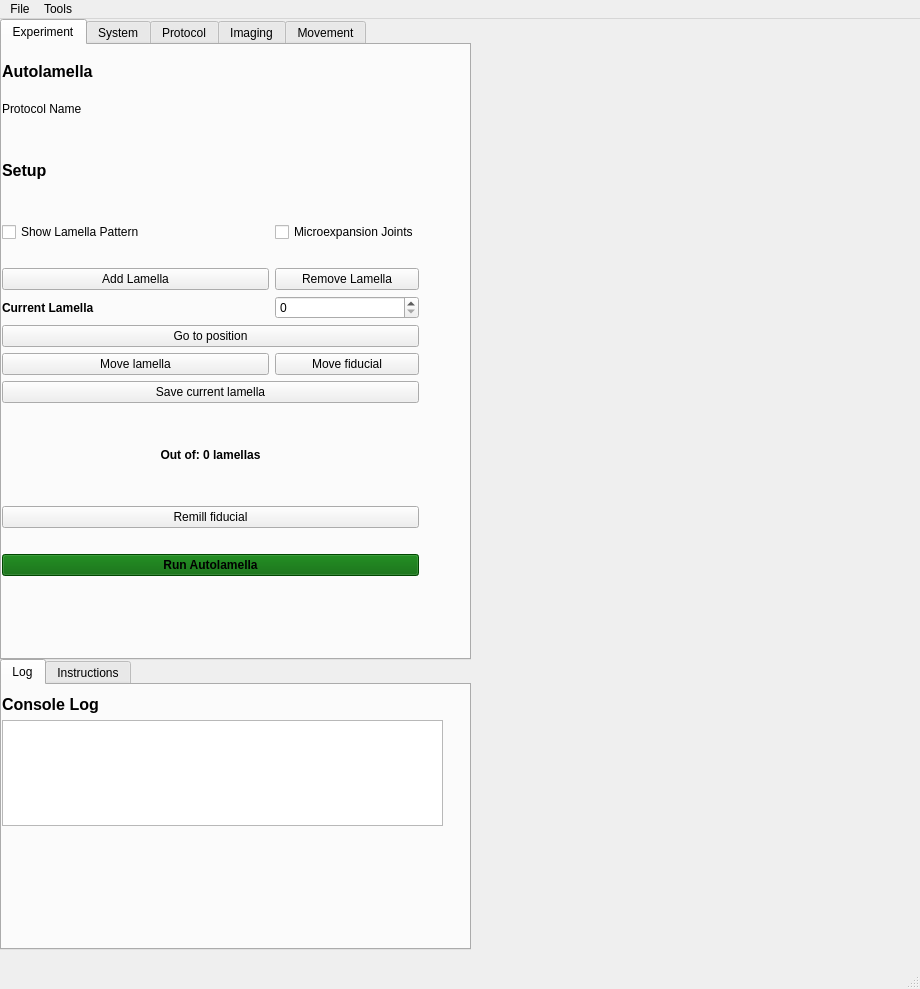
DeMarcoLab/autolamella, file autolamella/ui/UI.ui: the form before one commit.
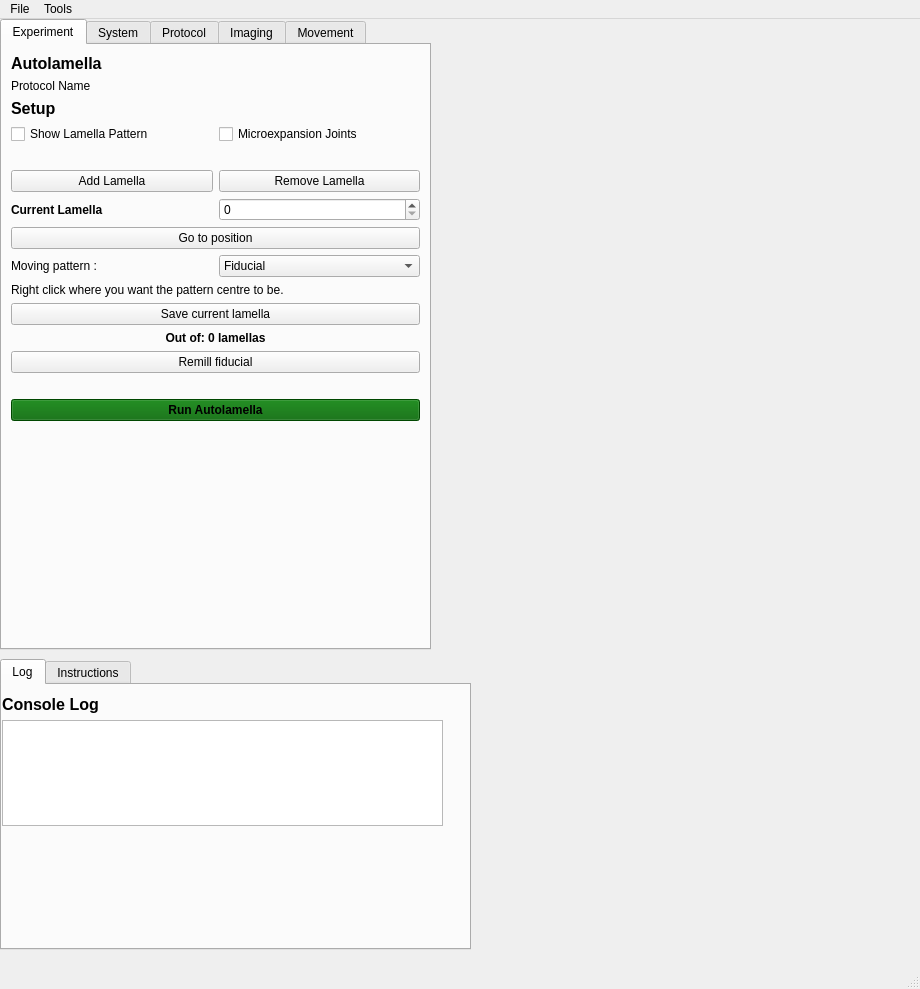
The form after the commit. The open tabs and pages were chosen to show the change.

Commit message: chnaged how to move fiducial

Patch:
```diff
--- a/autolamella/ui/UI.ui
+++ b/autolamella/ui/UI.ui
@@ -28,8 +28,8 @@
      <rect>
       <x>0</x>
       <y>0</y>
-      <width>471</width>
-      <height>641</height>
+      <width>431</width>
+      <height>631</height>
      </rect>
     </property>
     <property name="currentIndex">
@@ -39,81 +39,16 @@
      <attribute name="title">
       <string>Experiment</string>
      </attribute>
-     <widget class="QWidget" name="gridLayoutWidget_2">
-      <property name="geometry">
-       <rect>
-        <x>0</x>
-        <y>10</y>
-        <width>421</width>
-        <height>69</height>
-       </rect>
-      </property>
-      <layout class="QGridLayout" name="gridLayout_2">
-       <item row="1" column="0">
-        <widget class="QLabel" name="label_8">
-         <property name="text">
-          <string>Protocol Name</string>
-         </property>
-        </widget>
-       </item>
-       <item row="0" column="0">
-        <widget class="QLabel" name="label_11">
-         <property name="font">
-          <font>
-           <pointsize>12</pointsize>
-           <weight>75</weight>
-           <bold>true</bold>
-          </font>
-         </property>
-         <property name="text">
-          <string>Autolamella</string>
-         </property>
-         <property name="alignment">
-          <set>Qt::AlignLeading|Qt::AlignLeft|Qt::AlignVCenter</set>
-         </property>
-        </widget>
-       </item>
-       <item row="1" column="1">
-        <widget class="QLabel" name="protocol_txt">
-         <property name="text">
-          <string/>
-         </property>
-        </widget>
-       </item>
-      </layout>
-     </widget>
-     <widget class="QWidget" name="gridLayoutWidget">
-      <property name="geometry">
-       <rect>
-        <x>0</x>
-        <y>80</y>
-        <width>417</width>
-        <height>451</height>
-       </rect>
-      </property>
-      <layout class="QGridLayout" name="gridLayout">
-       <item row="12" column="0" colspan="2">
+     <layout class="QGridLayout" name="gridLayout_3">
+      <item row="7" column="0" colspan="2">
         <widget class="QPushButton" name="go_to_lamella">
          <property name="text">
           <string>Go to position</string>
          </property>
         </widget>
        </item>
-       <item row="11" column="0">
-        <widget class="QLabel" name="label_4">
-         <property name="font">
-          <font>
-           <weight>75</weight>
-           <bold>true</bold>
-          </font>
-         </property>
-         <property name="text">
-          <string>Current Lamella</string>
-         </property>
-        </widget>
-       </item>
-       <item row="17" column="0">
-        <spacer name="horizontalSpacer">
+      <item row="4" column="0" colspan="2">
+       <spacer name="horizontalSpacer_2">
          <property name="orientation">
           <enum>Qt::Horizontal</enum>
          </property>
@@ -125,57 +60,21 @@
          </property>
         </spacer>
        </item>
-       <item row="4" column="0">
-        <widget class="QCheckBox" name="show_lamella">
+      <item row="10" column="0" colspan="2">
+       <widget class="QPushButton" name="save_button">
          <property name="text">
-          <string>Show Lamella Pattern</string>
-         </property>
-         <property name="checked">
-          <bool>false</bool>
-         </property>
-         <property name="tristate">
-          <bool>false</bool>
-         </property>
-        </widget>
-       </item>
-       <item row="15" column="0" colspan="2">
-        <widget class="QLabel" name="lamella_count_txt">
-         <property name="font">
-          <font>
-           <weight>75</weight>
-           <bold>true</bold>
-          </font>
-         </property>
+         <string>Save current lamella</string>
+        </property>
+       </widget>
+      </item>
+      <item row="8" column="0">
+       <widget class="QLabel" name="label">
          <property name="text">
-          <string>Out of: 0 lamellas</string>
-         </property>
-         <property name="alignment">
-          <set>Qt::AlignCenter</set>
-         </property>
-        </widget>
-       </item>
-       <item row="16" column="0" colspan="2">
-        <widget class="QPushButton" name="remill_fiducial">
-         <property name="text">
-          <string>Remill fiducial</string>
-         </property>
-        </widget>
-       </item>
-       <item row="4" column="1">
-        <widget class="QCheckBox" name="microexpansionCheckBox">
-         <property name="text">
-          <string>Microexpansion Joints</string>
-         </property>
-        </widget>
-       </item>
-       <item row="13" column="1">
-        <widget class="QPushButton" name="move_fiducial_button">
-         <property name="text">
-          <string>Move fiducial</string>
-         </property>
-        </widget>
-       </item>
-       <item row="19" column="0" colspan="2">
+         <string>Moving pattern :</string>
+        </property>
+       </widget>
+      </item>
+      <item row="14" column="0" colspan="2">
         <widget class="QPushButton" name="run_button">
          <property name="font">
           <font>
@@ -191,62 +90,79 @@
          </property>
         </widget>
        </item>
-       <item row="13" column="0">
-        <widget class="QPushButton" name="move_lamella_button">
-         <property name="text">
-          <string>Move lamella</string>
-         </property>
-        </widget>
-       </item>
-       <item row="14" column="0" colspan="2">
-        <widget class="QPushButton" name="save_button">
-         <property name="text">
-          <string>Save current lamella</string>
-         </property>
-        </widget>
-       </item>
-       <item row="3" column="0" colspan="2">
-        <widget class="QLabel" name="label_7">
-         <property name="font">
-          <font>
-           <pointsize>12</pointsize>
-           <weight>75</weight>
-           <bold>true</bold>
-          </font>
-         </property>
-         <property name="text">
-          <string>Setup</string>
-         </property>
-        </widget>
-       </item>
-       <item row="11" column="1">
+      <item row="6" column="1">
         <widget class="QSpinBox" name="lamella_index">
          <property name="minimum">
           <number>0</number>
          </property>
         </widget>
        </item>
-       <item row="5" column="0" colspan="2">
-        <spacer name="horizontalSpacer_2">
-         <property name="orientation">
-          <enum>Qt::Horizontal</enum>
-         </property>
-         <property name="sizeHint" stdset="0">
-          <size>
-           <width>40</width>
-           <height>20</height>
-          </size>
-         </property>
-        </spacer>
-       </item>
-       <item row="6" column="0">
+      <item row="3" column="1">
+       <widget class="QCheckBox" name="microexpansionCheckBox">
+        <property name="text">
+         <string>Microexpansion Joints</string>
+        </property>
+       </widget>
+      </item>
+      <item row="1" column="1">
+       <widget class="QLabel" name="protocol_txt">
+        <property name="text">
+         <string/>
+        </property>
+       </widget>
+      </item>
+      <item row="8" column="1">
+       <widget class="QComboBox" name="comboBox">
+        <item>
+         <property name="text">
+          <string>Fiducial</string>
+         </property>
+        </item>
+        <item>
+         <property name="text">
+          <string>Lamella</string>
+         </property>
+        </item>
+       </widget>
+      </item>
+      <item row="5" column="0">
         <widget class="QPushButton" name="add_button">
          <property name="text">
           <string>Add Lamella</string>
          </property>
         </widget>
        </item>
-       <item row="6" column="1">
+      <item row="2" column="0">
+       <widget class="QLabel" name="label_7">
+        <property name="font">
+         <font>
+          <pointsize>12</pointsize>
+          <weight>75</weight>
+          <bold>true</bold>
+         </font>
+        </property>
+        <property name="text">
+         <string>Setup</string>
+        </property>
+       </widget>
+      </item>
+      <item row="11" column="0" colspan="2">
+       <widget class="QLabel" name="lamella_count_txt">
+        <property name="font">
+         <font>
+          <weight>75</weight>
+          <bold>true</bold>
+         </font>
+        </property>
+        <property name="text">
+         <string>Out of: 0 lamellas</string>
+        </property>
+        <property name="alignment">
+         <set>Qt::AlignCenter</set>
+        </property>
+       </widget>
+      </item>
+      <item row="5" column="1">
         <widget class="QPushButton" name="remove_button">
          <property name="styleSheet">
           <string notr="true"/>
@@ -256,8 +172,97 @@
          </property>
         </widget>
        </item>
-      </layout>
-     </widget>
+      <item row="12" column="0" colspan="2">
+       <widget class="QPushButton" name="remill_fiducial">
+        <property name="text">
+         <string>Remill fiducial</string>
+        </property>
+       </widget>
+      </item>
+      <item row="3" column="0">
+       <widget class="QCheckBox" name="show_lamella">
+        <property name="text">
+         <string>Show Lamella Pattern</string>
+        </property>
+        <property name="checked">
+         <bool>false</bool>
+        </property>
+        <property name="tristate">
+         <bool>false</bool>
+        </property>
+       </widget>
+      </item>
+      <item row="6" column="0">
+       <widget class="QLabel" name="label_4">
+        <property name="font">
+         <font>
+          <weight>75</weight>
+          <bold>true</bold>
+         </font>
+        </property>
+        <property name="text">
+         <string>Current Lamella</string>
+        </property>
+       </widget>
+      </item>
+      <item row="0" column="0">
+       <widget class="QLabel" name="label_11">
+        <property name="font">
+         <font>
+          <pointsize>12</pointsize>
+          <weight>75</weight>
+          <bold>true</bold>
+         </font>
+        </property>
+        <property name="text">
+         <string>Autolamella</string>
+        </property>
+        <property name="alignment">
+         <set>Qt::AlignLeading|Qt::AlignLeft|Qt::AlignVCenter</set>
+        </property>
+       </widget>
+      </item>
+      <item row="1" column="0">
+       <widget class="QLabel" name="label_8">
+        <property name="text">
+         <string>Protocol Name</string>
+        </property>
+       </widget>
+      </item>
+      <item row="13" column="0" colspan="2">
+       <spacer name="horizontalSpacer">
+        <property name="orientation">
+         <enum>Qt::Horizontal</enum>
+        </property>
+        <property name="sizeHint" stdset="0">
+         <size>
+          <width>40</width>
+          <height>20</height>
+         </size>
+        </property>
+       </spacer>
+      </item>
+      <item row="15" column="0" colspan="2">
+       <spacer name="verticalSpacer">
+        <property name="orientation">
+         <enum>Qt::Vertical</enum>
+        </property>
+        <property name="sizeHint" stdset="0">
+         <size>
+          <width>20</width>
+          <height>40</height>
+         </size>
+        </property>
+       </spacer>
+      </item>
+      <item row="9" column="0" colspan="2">
+       <widget class="QLabel" name="label_2">
+        <property name="text">
+         <string>Right click where you want the pattern centre to be.</string>
+        </property>
+       </widget>
+      </item>
+     </layout>
     </widget>
     <widget class="QWidget" name="tab_4">
      <attribute name="title">
```
Left out of the diff: 2 changed lines with no effect on the pictures. Lines whose indentation alone changed are shown as unchanged. The commit also changes 2 other files.
